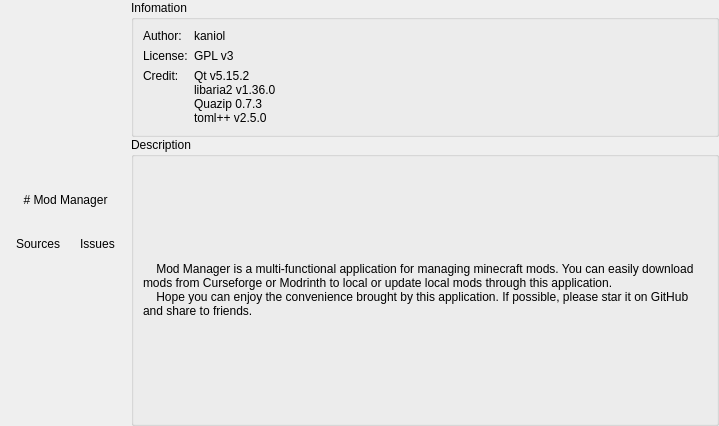
Before: the Qt Designer form src/ui/aboutdialog.ui in kaniol-lck/modmanager, drawn with Qt 5.
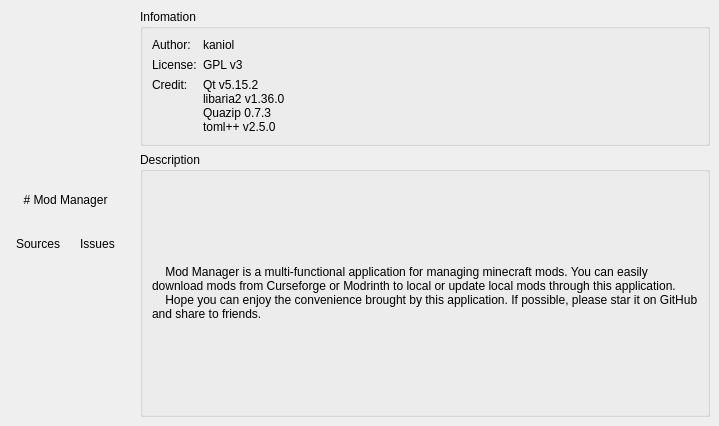
After: the same form once the commit is applied. Icons and pictures are not drawn.

Diff of the .ui file:
```diff
--- a/src/ui/aboutdialog.ui
+++ b/src/ui/aboutdialog.ui
@@ -29,109 +29,6 @@
    <property name="spacing">
     <number>0</number>
    </property>
-   <item row="0" column="1">
-    <layout class="QVBoxLayout" name="verticalLayout_2">
-     <item>
-      <layout class="QGridLayout" name="titleLayout"/>
-     </item>
-     <item>
-      <widget class="QGroupBox" name="groupBox_2">
-       <property name="title">
-        <string>Infomation</string>
-       </property>
-       <layout class="QGridLayout" name="gridLayout_2">
-        <item row="0" column="0">
-         <layout class="QFormLayout" name="formLayout">
-          <property name="formAlignment">
-           <set>Qt::AlignCenter</set>
-          </property>
-          <item row="0" column="0">
-           <widget class="QLabel" name="label_3">
-            <property name="text">
-             <string>Author:</string>
-            </property>
-           </widget>
-          </item>
-          <item row="0" column="1">
-           <widget class="QLabel" name="label_4">
-            <property name="text">
-             <string notr="true">kaniol</string>
-            </property>
-           </widget>
-          </item>
-          <item row="1" column="0">
-           <widget class="QLabel" name="label_5">
-            <property name="text">
-             <string>License:</string>
-            </property>
-           </widget>
-          </item>
-          <item row="1" column="1">
-           <widget class="QLabel" name="label_6">
-            <property name="text">
-             <string notr="true">GPL v3</string>
-            </property>
-           </widget>
-          </item>
-          <item row="2" column="0">
-           <widget class="QLabel" name="label_8">
-            <property name="text">
-             <string>Credit:</string>
-            </property>
-            <property name="alignment">
-             <set>Qt::AlignLeading|Qt::AlignLeft|Qt::AlignTop</set>
-            </property>
-           </widget>
-          </item>
-          <item row="2" column="1">
-           <widget class="QLabel" name="label_9">
-            <property name="text">
-             <string notr="true">Qt v5.15.2
-libaria2 v1.36.0
-Quazip 0.7.3
-toml++ v2.5.0</string>
-            </property>
-           </widget>
-          </item>
-         </layout>
-        </item>
-       </layout>
-      </widget>
-     </item>
-     <item>
-      <widget class="QGroupBox" name="groupBox">
-       <property name="sizePolicy">
-        <sizepolicy hsizetype="Preferred" vsizetype="Expanding">
-         <horstretch>0</horstretch>
-         <verstretch>0</verstretch>
-        </sizepolicy>
-       </property>
-       <property name="title">
-        <string>Description</string>
-       </property>
-       <layout class="QGridLayout" name="gridLayout">
-        <item row="0" column="0">
-         <widget class="QLabel" name="label_2">
-          <property name="sizePolicy">
-           <sizepolicy hsizetype="Expanding" vsizetype="Expanding">
-            <horstretch>0</horstretch>
-            <verstretch>0</verstretch>
-           </sizepolicy>
-          </property>
-          <property name="text">
-           <string>    Mod Manager is a multi-functional application for managing minecraft mods. You can easily download mods from Curseforge or Modrinth to local or update local mods through this application.
-    Hope you can enjoy the convenience brought by this application. If possible, please star it on GitHub and share to friends.</string>
-          </property>
-          <property name="wordWrap">
-           <bool>true</bool>
-          </property>
-         </widget>
-        </item>
-       </layout>
-      </widget>
-     </item>
-    </layout>
-   </item>
    <item row="0" column="0">
     <widget class="QWidget" name="leftWidget" native="true">
      <layout class="QVBoxLayout" name="verticalLayout">
@@ -247,6 +144,111 @@
      </layout>
     </widget>
    </item>
+   <item row="0" column="1">
+    <widget class="QWidget" name="rightWidget" native="true">
+     <layout class="QVBoxLayout" name="verticalLayout_2">
+      <item>
+       <layout class="QGridLayout" name="titleLayout"/>
+      </item>
+      <item>
+       <widget class="QGroupBox" name="groupBox_2">
+        <property name="title">
+         <string>Infomation</string>
+        </property>
+        <layout class="QGridLayout" name="gridLayout_2">
+         <item row="0" column="0">
+          <layout class="QFormLayout" name="formLayout">
+           <property name="formAlignment">
+            <set>Qt::AlignCenter</set>
+           </property>
+           <item row="0" column="0">
+            <widget class="QLabel" name="label_3">
+             <property name="text">
+              <string>Author:</string>
+             </property>
+            </widget>
+           </item>
+           <item row="0" column="1">
+            <widget class="QLabel" name="label_4">
+             <property name="text">
+              <string notr="true">kaniol</string>
+             </property>
+            </widget>
+           </item>
+           <item row="1" column="0">
+            <widget class="QLabel" name="label_5">
+             <property name="text">
+              <string>License:</string>
+             </property>
+            </widget>
+           </item>
+           <item row="1" column="1">
+            <widget class="QLabel" name="label_6">
+             <property name="text">
+              <string notr="true">GPL v3</string>
+             </property>
+            </widget>
+           </item>
+           <item row="2" column="0">
+            <widget class="QLabel" name="label_8">
+             <property name="text">
+              <string>Credit:</string>
+             </property>
+             <property name="alignment">
+              <set>Qt::AlignLeading|Qt::AlignLeft|Qt::AlignTop</set>
+             </property>
+            </widget>
+           </item>
+           <item row="2" column="1">
+            <widget class="QLabel" name="label_9">
+             <property name="text">
+              <string notr="true">Qt v5.15.2
+libaria2 v1.36.0
+Quazip 0.7.3
+toml++ v2.5.0</string>
+             </property>
+            </widget>
+           </item>
+          </layout>
+         </item>
+        </layout>
+       </widget>
+      </item>
+      <item>
+       <widget class="QGroupBox" name="groupBox">
+        <property name="sizePolicy">
+         <sizepolicy hsizetype="Preferred" vsizetype="Expanding">
+          <horstretch>0</horstretch>
+          <verstretch>0</verstretch>
+         </sizepolicy>
+        </property>
+        <property name="title">
+         <string>Description</string>
+        </property>
+        <layout class="QGridLayout" name="gridLayout">
+         <item row="0" column="0">
+          <widget class="QLabel" name="label_2">
+           <property name="sizePolicy">
+            <sizepolicy hsizetype="Expanding" vsizetype="Expanding">
+             <horstretch>0</horstretch>
+             <verstretch>0</verstretch>
+            </sizepolicy>
+           </property>
+           <property name="text">
+            <string>    Mod Manager is a multi-functional application for managing minecraft mods. You can easily download mods from Curseforge or Modrinth to local or update local mods through this application.
+    Hope you can enjoy the convenience brought by this application. If possible, please star it on GitHub and share to friends.</string>
+           </property>
+           <property name="wordWrap">
+            <bool>true</bool>
+           </property>
+          </widget>
+         </item>
+        </layout>
+       </widget>
+      </item>
+     </layout>
+    </widget>
+   </item>
   </layout>
  </widget>
  <resources>
```
